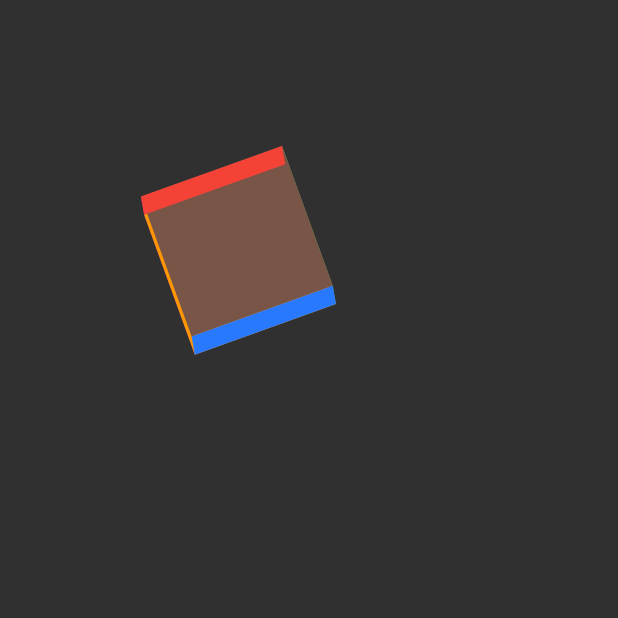
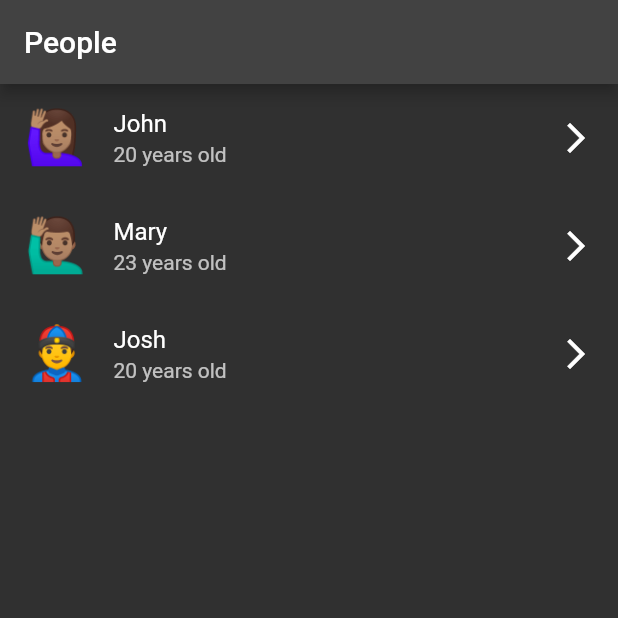
Before and after one commit to IyiolaJay/flutter_animations, a Flutter app: the screen it shows after launch, on a phone screen of 412 x 824 dp, the top half of it. Run offline on Flutter 3.47's test engine with Material 2 defaults, Android fonts, the phone set to English and light mode, and no system bars.

Commit message:
Customized hero animation

```diff
--- a/lib/main.dart
+++ b/lib/main.dart
@@ -1,6 +1,4 @@
 import 'package:flutter/material.dart';
-import 'dart:math' show pi;
-import 'package:vector_math/vector_math_64.dart' show Vector3;
 
 void main() {
   runApp(const MyApp());
@@ -17,146 +15,101 @@ class MyApp extends StatelessWidget {
         brightness: Brightness.dark,
         primarySwatch: Colors.blue,
       ),
-      home: const BoxAnimation(),
+      home: const HeroAnimation(),
     );
   }
 }
 
-class BoxAnimation extends StatefulWidget {
-  const BoxAnimation({super.key});
+@immutable
+class Person {
+  final String icon;
+  final int age;
+  final String name;
+
+  const Person(this.icon, this.age, this.name);
+}
+
+final List<Person> people = [
+  const Person("🙋🏽‍♀️", 20, "John"),
+  const Person("🙋🏽‍♂️", 23, "Mary"),
+  const Person("👲", 20, "Josh"),
+];
+
+class HeroAnimation extends StatelessWidget {
+  const HeroAnimation({super.key});
 
   @override
-  State<BoxAnimation> createState() => _BoxAnimationState();
+  Widget build(BuildContext context) {
+    return Scaffold(
+      appBar: AppBar(
+        title: const Text("People"),
+      ),
+      body: ListView.builder(
+        itemCount: people.length,
+        itemBuilder: (context, index) {
+          return ListTile(
+            onTap: () {
+              Navigator.of(context).push(MaterialPageRoute(
+                builder: (context) {
+                  return DetailedPage(person: people[index]);
+                },
+              ));
+            },
+            leading: Hero(
+                flightShuttleBuilder: (flightContext, animation, flightDirection, fromHeroContext, toHeroContext) {
+                  switch(flightDirection){
+                    case HeroFlightDirection.push:
+                    return Material(
+                      color: Colors.transparent,
+                      child: ScaleTransition(
+                        scale: animation.drive(
+                          Tween<double>(
+                            begin: 0.0,
+                            end: 1.0
+                          ).chain(CurveTween(curve: Curves.fastOutSlowIn))
+                        ),
+                        child: toHeroContext.widget));
+                    case HeroFlightDirection.pop:
+                    return Material(
+                      color: Colors.transparent,
+                      child: fromHeroContext.widget);
+                  }
+                },
+                tag: people[index].name,
+                child: Text(
+                  people[index].icon,
+                  style: const TextStyle(fontSize: 35),
+                )),
+            title: Text(people[index].name),
+            subtitle: Text('${people[index].age} years old'),
+            trailing: const Icon(Icons.arrow_forward_ios),
+          );
+        },
+      ),
+    );
+  }
 }
 
-class _BoxAnimationState extends State<BoxAnimation>
-    with TickerProviderStateMixin {
-  late AnimationController _xController;
-  late AnimationController _yController;
-  late AnimationController _zController;
-  late Tween<double> _animation;
+class DetailedPage extends StatelessWidget {
+  final Person person;
+  const DetailedPage({super.key, required this.person});
 
   @override
-  void initState() {
-    _xController =
-        AnimationController(vsync: this, duration: const Duration(seconds: 30));
-
-    _yController =
-        AnimationController(vsync: this, duration: const Duration(seconds: 40));
-
-    _zController =
-        AnimationController(vsync: this, duration: const Duration(seconds: 30));
-
-    _animation = Tween<double>(begin: 0, end: pi * 2);
-    super.initState();
-  }
-
-  @override
-  void dispose() {
-    _xController.dispose();
-    _yController.dispose();
-    _zController.dispose();
-    super.dispose();
-  }
-
-  final _containerHeightWidth = 100.0;
-  @override
   Widget build(BuildContext context) {
-    _xController
-      ..reset()
-      ..repeat();
-    _yController
-      ..reset()
-      ..repeat();
-    _zController
-      ..reset()
-      ..repeat();
-
     return Scaffold(
-      body: SafeArea(
+      appBar: AppBar(
+        centerTitle: true,
+        title: Hero(
+          tag: person.name,
+          child: Text(person.icon, style: const TextStyle(fontSize: 40),)),
+      ),
+      body: Center(
         child: Column(
-          crossAxisAlignment: CrossAxisAlignment.center,
           children: [
-            const SizedBox(
-              height: 100,
-              width: double.infinity,
-            ),
-            AnimatedBuilder(
-              animation:
-                  Listenable.merge([_xController, _yController, _zController]),
-              builder: (context, child) {
-                return Transform(
-                  alignment: Alignment.center,
-                  transform: Matrix4.identity()
-                    ..rotateX(_animation.evaluate(_xController))
-                    ..rotateY(_animation.evaluate(_yController))
-                    ..rotateZ(_animation.evaluate(_zController)),
-                  child: Stack(
-                    children: [
-                      Container(
-                        width: _containerHeightWidth,
-                        height: _containerHeightWidth,
-                        color: Colors.green,
-                      ),
-                      // back
-                      Transform(
-                        alignment:Alignment.center,
-                        transform: Matrix4.identity()..translate(Vector3(0,0, -_containerHeightWidth)),
-                        child: Container(
-                          width: _containerHeightWidth,
-                          height: _containerHeightWidth,
-                          color: Colors.purple,
-                        ),
-                      ),
-                      // left
-                      Transform(
-                        alignment:Alignment.centerLeft,
-                        transform: Matrix4.identity()..rotateY(pi /2),
-                        child: Container(
-                          width: _containerHeightWidth,
-                          height: _containerHeightWidth,
-                          color: Colors.orange,
-                        ),
-                      ),
-
-                      //right
-                      Transform(
-                        alignment:Alignment.centerRight,
-                        transform: Matrix4.identity()..rotateY(-pi /2),
-                        child: Container(
-                          width: _containerHeightWidth,
-                          height: _containerHeightWidth,
-                          color: Colors.brown,
-                        ),
-                      ),
-                      // top
-                      Transform(
-                        alignment:Alignment.topCenter,
-                        transform: Matrix4.identity()..rotateX(-pi / 2),
-                        child: Container(
-                          width: _containerHeightWidth,
-                          height: _containerHeightWidth,
-                          color: Colors.blueAccent[400],
-                        ),
-                      ),
-
-                      //bottom
-                      Transform(
-                        alignment:Alignment.bottomCenter,
-                        transform: Matrix4.identity()..rotateX(pi /2),
-                        child: Container(
-                          width: _containerHeightWidth,
-                          height: _containerHeightWidth,
-                          color: Colors.red,
-                        ),
-                      ),
-
-
-                    ],
-                  ),
-                );
-              },
-            )
+            const SizedBox(height: 30),
+            Text(person.name),
+            const SizedBox(height: 30),
+            Text('${person.age} years old')
           ],
         ),
       ),
```
Also changed, not shown: media/3d-likeanimation.gif (deleted).
